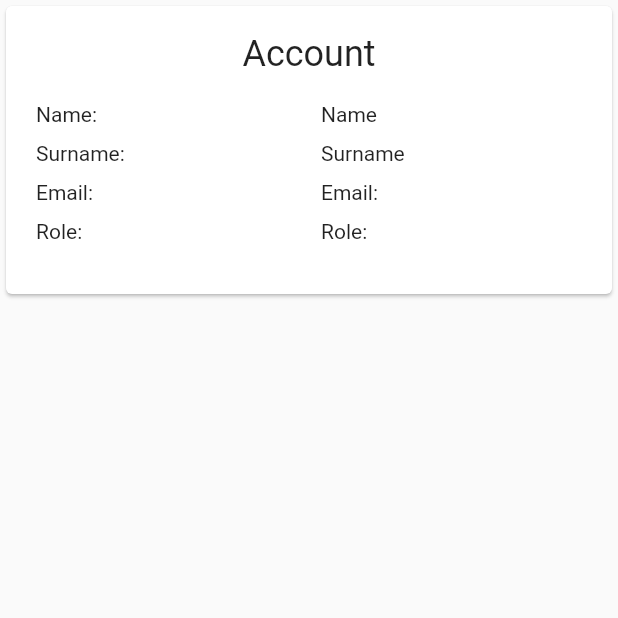
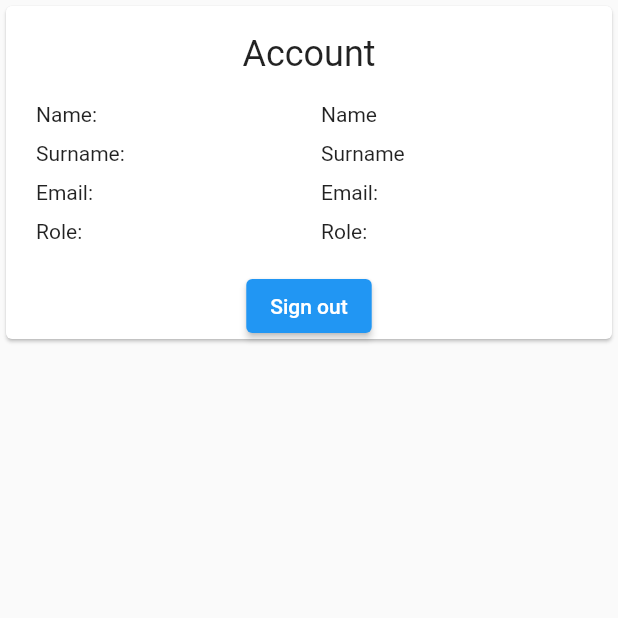
Before and after one commit to BrunoFrancesco97/Software_Architectures, a Flutter app: the SettingsScreen screen opened directly, on a phone screen of 412 x 824 dp, the top half of it. Run offline on Flutter 3.47's test engine with Material 2 defaults, Android fonts, the phone set to English and light mode, and no system bars; our stand-ins replace dio, url_strategy; missing offline and left inert: adaptive_navigation, path_to_regexp, window_size.

Commit message:
Update settings.dart

```diff
--- a/Task 3/app/lib/src/screens/settings.dart
+++ b/Task 3/app/lib/src/screens/settings.dart
@@ -24,8 +24,8 @@ class _SettingsScreenState extends State<SettingsScreen> {
               alignment: Alignment.topCenter,
               child: SizedBox/*ConstrainedBox*/(
                 //constraints: const BoxConstraints(maxWidth: 1000),
-                width: 500.0,
-                height: 200.0,
+                width: 600.0,
+                height: 230.0,
                 child: const Card(
                   child: Padding(
                     padding: EdgeInsets.symmetric(vertical: 18, horizontal: 12),
@@ -86,7 +86,7 @@ class SettingsContent extends StatelessWidget {
               mainAxisAlignment: MainAxisAlignment.spaceAround,
               crossAxisAlignment: CrossAxisAlignment.start,
               mainAxisSize: MainAxisSize.min,
-              children: const [
+              children: <Widget> [
                 SizedBox(height: 10),
                 Text(
                   'Name', //testo db
@@ -121,23 +121,15 @@ class SettingsContent extends StatelessWidget {
         ),
       ],
     ),
+    SizedBox(height: 10),
+    ElevatedButton(
+      onPressed: () {
+        HackerrankAuthScope.of(context).signOut();
+      },
+      child: const Text('Sign out'),
+    ),
     ],
   );
-
-
-
-
-
-
-
-
-
-
-
-
-
-
-
 
 
 
```
